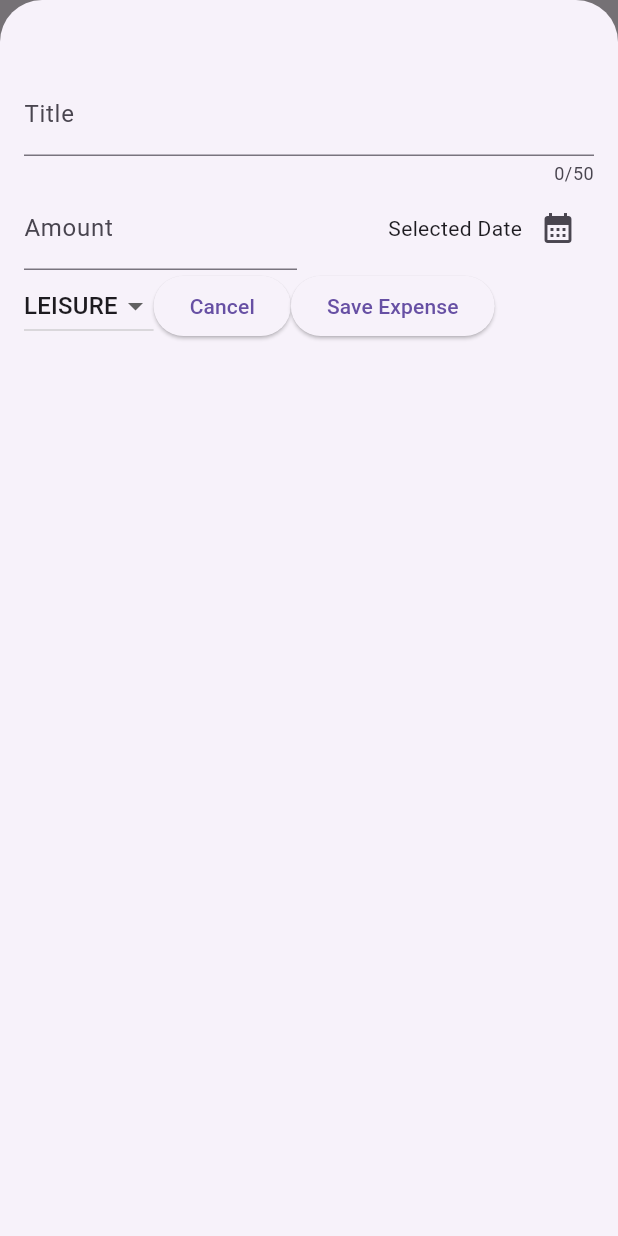
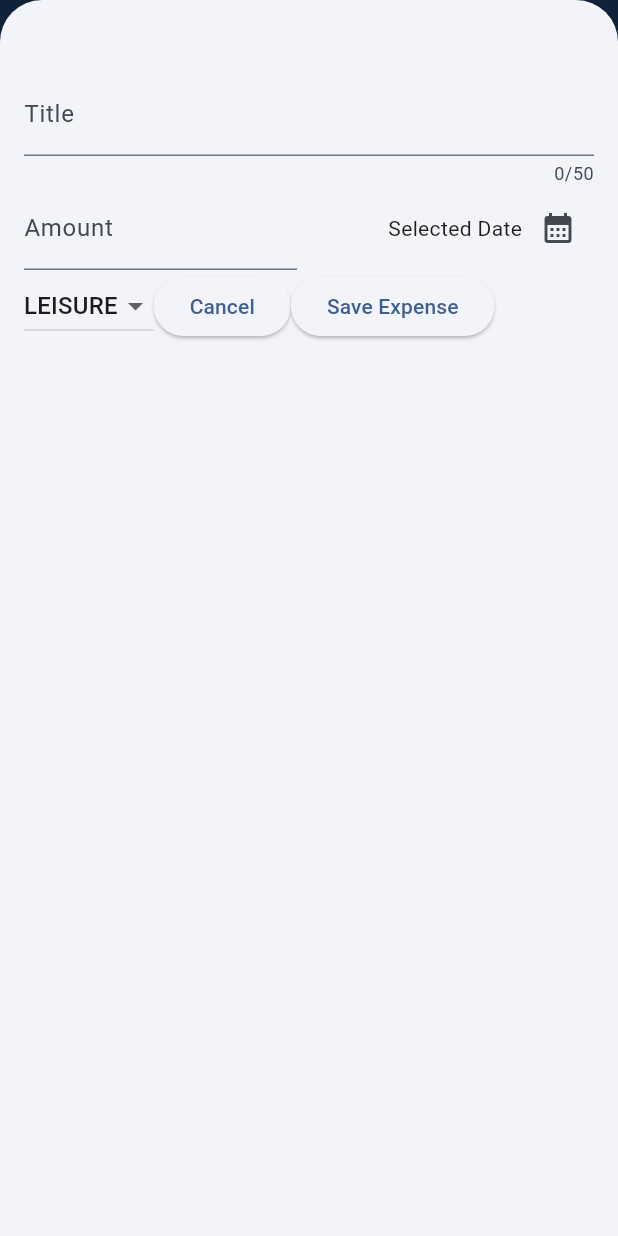
Before and after one commit to ChuckHo555/expense_tracker, a Flutter app: the screen it shows after launch, after a tap on the "add" icon, on a phone screen of 412 x 824 dp. Run offline on Flutter 3.47's test engine with Material 3 defaults, Android fonts, the phone set to English and light mode, and no system bars.

Commit message:
finsihed off theming

```diff
--- a/lib/main.dart
+++ b/lib/main.dart
@@ -1,6 +1,41 @@
 import 'package:expense_tracker/widgets/expenses.dart';
 import 'package:flutter/material.dart';
 
+var kColorScheme = ColorScheme.fromSeed(
+  seedColor: const Color.fromARGB(255, 9, 99, 190),
+);
+var kDarkColorScheme = ColorScheme.fromSeed(
+  seedColor: const Color.fromARGB(255, 5, 99, 125),
+  brightness: Brightness.dark,
+);
 void main() {
-  runApp(const MaterialApp(home: Expenses()));
+  runApp(
+    MaterialApp(
+      darkTheme: ThemeData.dark().copyWith(
+        colorScheme: kDarkColorScheme,
+        appBarTheme: const AppBarTheme().copyWith(
+          backgroundColor: kDarkColorScheme.primaryContainer,
+          foregroundColor: kDarkColorScheme.onPrimaryContainer,
+        ),
+        cardTheme: const CardTheme().copyWith(
+          color: kDarkColorScheme.secondaryContainer,
+          margin: const EdgeInsets.symmetric(horizontal: 16, vertical: 8),
+        ),
+      ),
+      theme: ThemeData().copyWith(
+        colorScheme: kColorScheme,
+        appBarTheme: const AppBarTheme().copyWith(
+          backgroundColor: kColorScheme.onPrimaryContainer,
+          foregroundColor: kColorScheme.primaryContainer,
+        ),
+        cardTheme: const CardTheme().copyWith(
+          color: kColorScheme.secondaryContainer,
+          margin: const EdgeInsets.symmetric(horizontal: 16, vertical: 8),
+        ),
+      ),
+      themeMode: ThemeMode.system,
+
+      home: Expenses(),
+    ),
+  );
 }
--- a/lib/widgets/expenses.dart
+++ b/lib/widgets/expenses.dart
@@ -29,9 +29,24 @@ class _ExpensesState extends State<Expenses> {
   }
 
   void _removeExpense(Expense expense) {
+    int expenseIndex = _registeredExpenses.indexOf(expense);
     setState(() {
       _registeredExpenses.remove(expense);
     });
+    ScaffoldMessenger.of(context).showSnackBar(
+      SnackBar(
+        content: Text("Expense Removed"),
+        duration: Duration(seconds: 3),
+        action: SnackBarAction(
+          label: "Undo",
+          onPressed: () {
+            setState(() {
+              _registeredExpenses.insert(expenseIndex, expense);
+            });
+          },
+        ),
+      ),
+    );
   }
 
   final List<Expense> _registeredExpenses = [
@@ -50,6 +65,15 @@ class _ExpensesState extends State<Expenses> {
   ];
   @override
   Widget build(BuildContext context) {
+    Widget mainContent = const Center(
+      child: Text("No expenses found. Click + to add!"),
+    );
+    if (_registeredExpenses.isNotEmpty) {
+      mainContent = ExpensesList(
+        onRemoveExpense: _removeExpense,
+        expenses: _registeredExpenses,
+      );
+    }
     return Scaffold(
       appBar: AppBar(
         title: const Text("Expense Tracker"),
@@ -60,17 +84,7 @@ class _ExpensesState extends State<Expenses> {
           ),
         ],
       ),
-      body: Column(
-        children: [
-          Text("Chart"),
-          Expanded(
-            child: ExpensesList(
-              onRemoveExpense: _removeExpense,
-              expenses: _registeredExpenses,
-            ),
-          ),
-        ],
-      ),
+      body: Column(children: [Text("Chart"), Expanded(child: mainContent)]),
     );
   }
 }
--- a/lib/widgets/expenses_list/expense_item.dart
+++ b/lib/widgets/expenses_list/expense_item.dart
@@ -10,17 +10,14 @@ class ExpenseItem extends StatelessWidget {
       Category.food: Icons.lunch_dining,
       Category.travel: Icons.flight_takeoff,
       Category.leisure: Icons.movie,
-      Category.work: Icons.work
+      Category.work: Icons.work,
     };
     return Card(
       child: Padding(
-        padding: const EdgeInsets.symmetric(
-          horizontal: 20,
-          vertical: 16,
-        ),
+        padding: const EdgeInsets.symmetric(horizontal: 20, vertical: 16),
         child: Column(
           children: [
-            Text(expense.title),
+            Text(expense.title, style: Theme.of(context).textTheme.titleLarge),
             SizedBox(height: 4),
             Row(
               children: [
@@ -30,11 +27,11 @@ class ExpenseItem extends StatelessWidget {
                   children: [
                     Icon(categoryIcons[expense.category]),
                     const SizedBox(width: 8),
-                    Text(expense.formattedDate)
+                    Text(expense.formattedDate),
                   ],
-                )
+                ),
               ],
-            )
+            ),
           ],
         ),
       ),
--- a/lib/widgets/expenses_list/expenses_list.dart
+++ b/lib/widgets/expenses_list/expenses_list.dart
@@ -17,6 +17,12 @@ class ExpensesList extends StatelessWidget {
       itemBuilder:
           (ctx, index) => Dismissible(
             key: ValueKey(expenses[index]),
+            background: Container(
+              margin: EdgeInsets.symmetric(
+                horizontal: Theme.of(context).cardTheme.margin!.horizontal,
+              ),
+              color: Theme.of(context).colorScheme.error.withValues(alpha: .75),
+            ),
             onDismissed: (direction) {
               onRemoveExpense(expenses[index]);
             },
```
